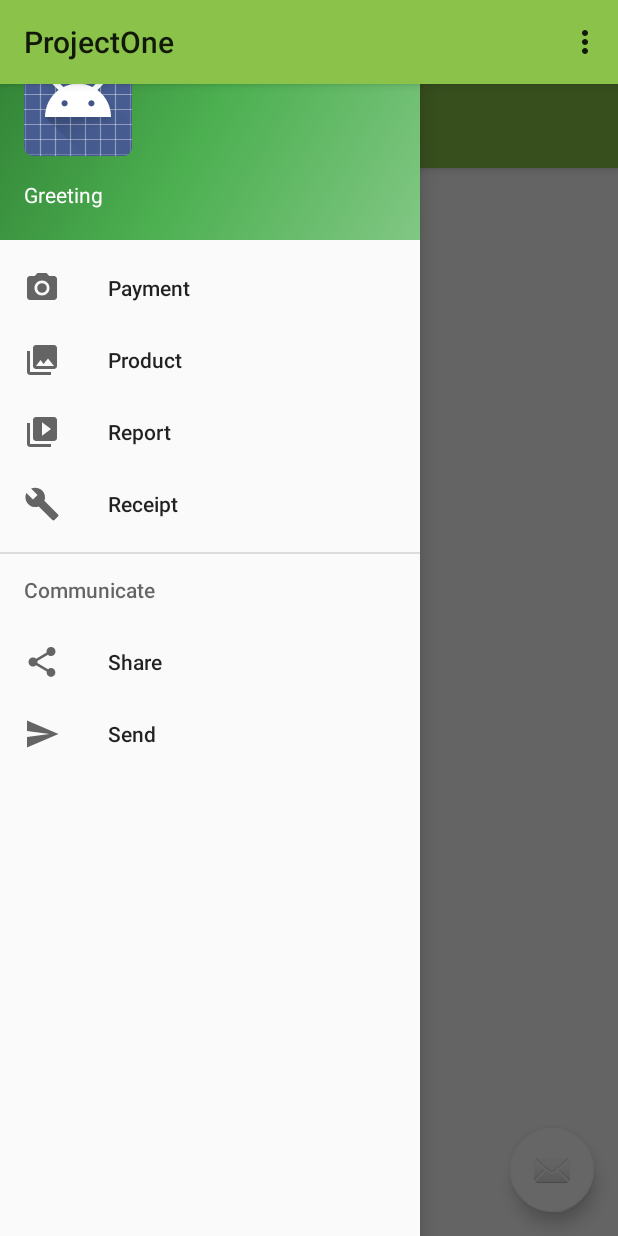
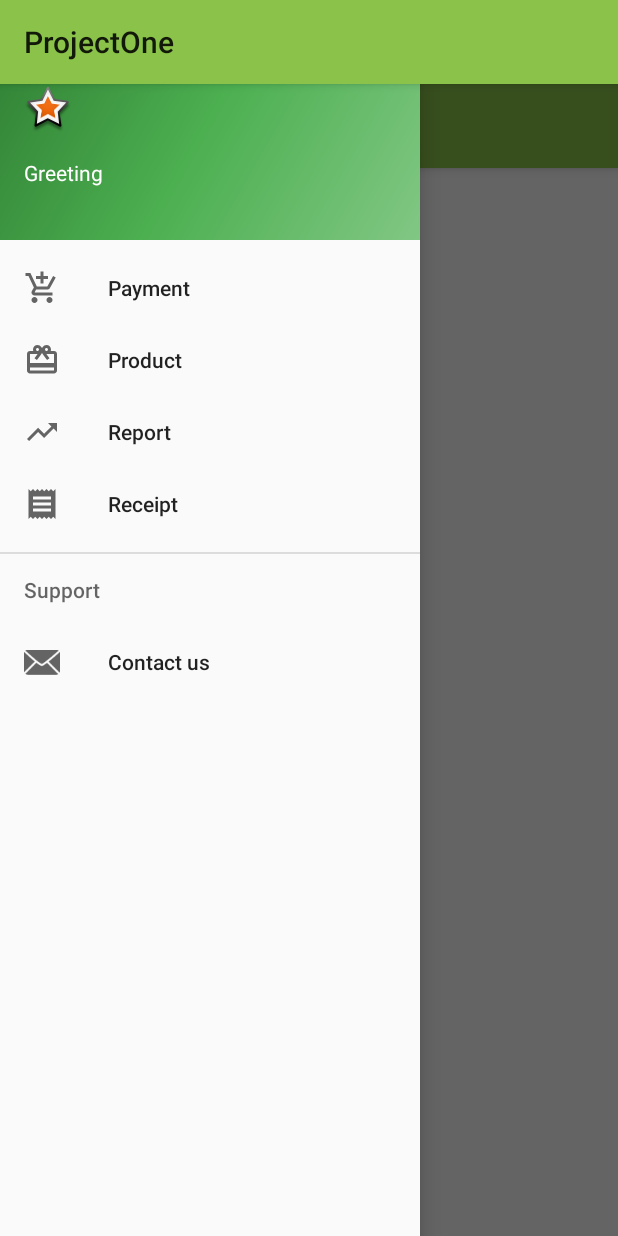
Before and after one commit to mickybigbear/POS_ON_Mobile, an Android app: the MainActivity screen opened directly, with no data from a screen before it, with the side drawer open, on a phone screen of 412 x 824 dp. Run offline under Robolectric (Android 15) with nearby library versions, the phone set to English and light mode, and no system bars; libraries missing offline, so code that uses them is left out: com.loopj.android, cz.msebera.android; 2 statements that could not run were skipped.

Commit message:
-Remove fab button & option menu -Edit detail on Nav drawer

```diff
--- a/app/src/main/java/com/example/sin/projectone/main/MainActivity.java
+++ b/app/src/main/java/com/example/sin/projectone/main/MainActivity.java
@@ -1,16 +1,12 @@
 package com.example.sin.projectone.main;
 
-import android.app.ActionBar;
 import android.app.Fragment;
 import android.app.FragmentManager;
 import android.app.FragmentTransaction;
 import android.content.Intent;
 import android.os.Bundle;
 import android.os.Handler;
-import android.support.design.widget.FloatingActionButton;
 import android.support.design.widget.NavigationView;
-import android.support.design.widget.Snackbar;
-
 import android.support.v4.view.GravityCompat;
 import android.support.v4.widget.DrawerLayout;
 import android.support.v7.app.ActionBarDrawerToggle;
@@ -19,12 +15,11 @@ import android.support.v7.widget.Toolbar;
 import android.view.Menu;
 import android.view.MenuItem;
 import android.view.View;
+import android.widget.TextView;
 import android.widget.Toast;
-import android.widget.TextView;
 
 import com.example.sin.projectone.Constant;
 import com.example.sin.projectone.HttpUtilsAsync;
-import com.example.sin.projectone.MainNav;
 import com.example.sin.projectone.ProductDBHelper;
 import com.example.sin.projectone.R;
 import com.example.sin.projectone.WebService;
@@ -53,15 +48,14 @@ public class MainActivity extends AppCompatActivity
         setContentView(R.layout.activity_main);
         Toolbar toolbar = (Toolbar) findViewById(R.id.toolbar);
         setSupportActionBar(toolbar);
-
-        FloatingActionButton fab = (FloatingActionButton) findViewById(R.id.fab);
-        fab.setOnClickListener(new View.OnClickListener() {
-            @Override
-            public void onClick(View view) {
-                Snackbar.make(view, "Replace with your own action", Snackbar.LENGTH_LONG)
-                        .setAction("Action", null).show();
-            }
-        });
+//        FloatingActionButton fab = (FloatingActionButton) findViewById(fab);
+//        fab.setOnClickListener(new View.OnClickListener() {
+//            @Override
+//            public void onClick(View view) {
+//                Snackbar.make(view, "Replace with your own action", Snackbar.LENGTH_LONG)
+//                        .setAction("Action", null).show();
+//            }
+//        });
 
         DrawerLayout drawer = (DrawerLayout) findViewById(R.id.drawer_layout);
         ActionBarDrawerToggle toggle = new ActionBarDrawerToggle(
@@ -161,10 +155,8 @@ public class MainActivity extends AppCompatActivity
             newFragment = new com.example.sin.projectone.report.Container();
         } else if (id == R.id.nav_receipt) {
             newFragment = new com.example.sin.projectone.receipt.Container();
-        } else if (id == R.id.nav_share) {
-
-        } else if (id == R.id.nav_send) {
-
+        } else if (id == R.id.nav_contact) {
+            newFragment = new com.example.sin.projectone.help.Main();
         }
         if(newFragment!=null){
             FragmentTransaction fragmentTransaction = fragmentManager.beginTransaction();
--- /dev/null
+++ b/app/src/main/res/drawable/ic_account_circle_black_24dp.xml
@@ -0,0 +1,9 @@
+<vector xmlns:android="http://schemas.android.com/apk/res/android"
+        android:width="24dp"
+        android:height="24dp"
+        android:viewportWidth="24.0"
+        android:viewportHeight="24.0">
+    <path
+        android:fillColor="#FF000000"
+        android:pathData="M12,2C6.48,2 2,6.48 2,12s4.48,10 10,10 10,-4.48 10,-10S17.52,2 12,2zM12,5c1.66,0 3,1.34 3,3s-1.34,3 -3,3 -3,-1.34 -3,-3 1.34,-3 3,-3zM12,19.2c-2.5,0 -4.71,-1.28 -6,-3.22 0.03,-1.99 4,-3.08 6,-3.08 1.99,0 5.97,1.09 6,3.08 -1.29,1.94 -3.5,3.22 -6,3.22z"/>
+</vector>
--- /dev/null
+++ b/app/src/main/res/drawable/ic_add_shopping_cart_black_24dp.xml
@@ -0,0 +1,9 @@
+<vector xmlns:android="http://schemas.android.com/apk/res/android"
+        android:width="24dp"
+        android:height="24dp"
+        android:viewportWidth="24.0"
+        android:viewportHeight="24.0">
+    <path
+        android:fillColor="#FF000000"
+        android:pathData="M11,9h2L13,6h3L16,4h-3L13,1h-2v3L8,4v2h3v3zM7,18c-1.1,0 -1.99,0.9 -1.99,2S5.9,22 7,22s2,-0.9 2,-2 -0.9,-2 -2,-2zM17,18c-1.1,0 -1.99,0.9 -1.99,2s0.89,2 1.99,2 2,-0.9 2,-2 -0.9,-2 -2,-2zM7.17,14.75l0.03,-0.12 0.9,-1.63h7.45c0.75,0 1.41,-0.41 1.75,-1.03l3.86,-7.01L19.42,4h-0.01l-1.1,2 -2.76,5L8.53,11l-0.13,-0.27L6.16,6l-0.95,-2 -0.94,-2L1,2v2h2l3.6,7.59 -1.35,2.45c-0.16,0.28 -0.25,0.61 -0.25,0.96 0,1.1 0.9,2 2,2h12v-2L7.42,15c-0.13,0 -0.25,-0.11 -0.25,-0.25z"/>
+</vector>
--- /dev/null
+++ b/app/src/main/res/drawable/ic_receipt_black_24dp.xml
@@ -0,0 +1,9 @@
+<vector xmlns:android="http://schemas.android.com/apk/res/android"
+        android:width="24dp"
+        android:height="24dp"
+        android:viewportWidth="24.0"
+        android:viewportHeight="24.0">
+    <path
+        android:fillColor="#FF000000"
+        android:pathData="M18,17L6,17v-2h12v2zM18,13L6,13v-2h12v2zM18,9L6,9L6,7h12v2zM3,22l1.5,-1.5L6,22l1.5,-1.5L9,22l1.5,-1.5L12,22l1.5,-1.5L15,22l1.5,-1.5L18,22l1.5,-1.5L21,22L21,2l-1.5,1.5L18,2l-1.5,1.5L15,2l-1.5,1.5L12,2l-1.5,1.5L9,2 7.5,3.5 6,2 4.5,3.5 3,2v20z"/>
+</vector>
--- /dev/null
+++ b/app/src/main/res/drawable/ic_redeem_black_24dp.xml
@@ -0,0 +1,9 @@
+<vector xmlns:android="http://schemas.android.com/apk/res/android"
+        android:width="24dp"
+        android:height="24dp"
+        android:viewportWidth="24.0"
+        android:viewportHeight="24.0">
+    <path
+        android:fillColor="#FF000000"
+        android:pathData="M20,6h-2.18c0.11,-0.31 0.18,-0.65 0.18,-1 0,-1.66 -1.34,-3 -3,-3 -1.05,0 -1.96,0.54 -2.5,1.35l-0.5,0.67 -0.5,-0.68C10.96,2.54 10.05,2 9,2 7.34,2 6,3.34 6,5c0,0.35 0.07,0.69 0.18,1L4,6c-1.11,0 -1.99,0.89 -1.99,2L2,19c0,1.11 0.89,2 2,2h16c1.11,0 2,-0.89 2,-2L22,8c0,-1.11 -0.89,-2 -2,-2zM15,4c0.55,0 1,0.45 1,1s-0.45,1 -1,1 -1,-0.45 -1,-1 0.45,-1 1,-1zM9,4c0.55,0 1,0.45 1,1s-0.45,1 -1,1 -1,-0.45 -1,-1 0.45,-1 1,-1zM20,19L4,19v-2h16v2zM20,14L4,14L4,8h5.08L7,10.83 8.62,12 11,8.76l1,-1.36 1,1.36L15.38,12 17,10.83 14.92,8L20,8v6z"/>
+</vector>
--- /dev/null
+++ b/app/src/main/res/drawable/ic_trending_up_black_24dp.xml
@@ -0,0 +1,9 @@
+<vector xmlns:android="http://schemas.android.com/apk/res/android"
+        android:width="24dp"
+        android:height="24dp"
+        android:viewportWidth="24.0"
+        android:viewportHeight="24.0">
+    <path
+        android:fillColor="#FF000000"
+        android:pathData="M16,6l2.29,2.29 -4.88,4.88 -4,-4L2,16.59 3.41,18l6,-6 4,4 6.3,-6.29L22,12V6z"/>
+</vector>
--- a/app/src/main/res/layout/app_bar_main.xml
+++ b/app/src/main/res/layout/app_bar_main.xml
@@ -25,13 +25,13 @@
     <include layout="@layout/content_main" />
 
 
-
     <android.support.design.widget.FloatingActionButton
         android:id="@+id/fab"
         android:layout_width="wrap_content"
         android:layout_height="wrap_content"
         android:layout_gravity="bottom|end"
         android:layout_margin="@dimen/fab_margin"
+        android:visibility="gone"
         app:srcCompat="@android:drawable/ic_dialog_email" />
 
 </android.support.design.widget.CoordinatorLayout>
--- a/app/src/main/res/layout/fragment_help_main.xml
+++ b/app/src/main/res/layout/fragment_help_main.xml
@@ -36,12 +36,12 @@
                 android:textAlignment="center" />
 
             <TextView
-                android:paddingTop="28dp"
-                android:paddingBottom="28dp"
-                android:text="thamnongsin.sinz@mail.kmutt.ac.th"
+                android:id="@+id/label_product_name"
                 android:layout_width="match_parent"
                 android:layout_height="wrap_content"
-                android:id="@+id/label_product_name"
+                android:paddingBottom="28dp"
+                android:paddingTop="28dp"
+                android:text="EXAMPLE@MAIL.KMUTT.AC.TH"
                 android:textAlignment="center"
                 android:textAllCaps="true" />
         </LinearLayout>
--- a/app/src/main/res/layout/nav_header_main.xml
+++ b/app/src/main/res/layout/nav_header_main.xml
@@ -17,7 +17,7 @@
         android:layout_width="wrap_content"
         android:layout_height="wrap_content"
         android:paddingTop="@dimen/nav_header_vertical_spacing"
-        app:srcCompat="@android:drawable/sym_def_app_icon" />
+        app:srcCompat="@android:drawable/star_big_on" />
 
     <TextView
         android:layout_width="match_parent"
--- a/app/src/main/res/menu/activity_main_drawer.xml
+++ b/app/src/main/res/menu/activity_main_drawer.xml
@@ -4,32 +4,28 @@
     <group android:checkableBehavior="single">
         <item
             android:id="@+id/nav_payment"
-            android:icon="@drawable/ic_menu_camera"
+            android:icon="@drawable/ic_add_shopping_cart_black_24dp"
             android:title="Payment" />
         <item
             android:id="@+id/nav_product"
-            android:icon="@drawable/ic_menu_gallery"
+            android:icon="@drawable/ic_redeem_black_24dp"
             android:title="Product" />
         <item
             android:id="@+id/nav_report"
-            android:icon="@drawable/ic_menu_slideshow"
+            android:icon="@drawable/ic_trending_up_black_24dp"
             android:title="Report" />
         <item
             android:id="@+id/nav_receipt"
-            android:icon="@drawable/ic_menu_manage"
+            android:icon="@drawable/ic_receipt_black_24dp"
             android:title="Receipt" />
     </group>
 
-    <item android:title="Communicate">
+    <item android:title="Support">
         <menu>
             <item
-                android:id="@+id/nav_share"
-                android:icon="@drawable/ic_menu_share"
-                android:title="Share" />
-            <item
-                android:id="@+id/nav_send"
-                android:icon="@drawable/ic_menu_send"
-                android:title="Send" />
+                android:id="@+id/nav_contact"
+                android:icon="@android:drawable/ic_dialog_email"
+                android:title="Contact us" />
         </menu>
     </item>
 
--- a/app/src/main/res/menu/main.xml
+++ b/app/src/main/res/menu/main.xml
@@ -5,5 +5,6 @@
         android:id="@+id/action_settings"
         android:orderInCategory="100"
         android:title="Setting"
+        android:visible="false"
         app:showAsAction="never" />
 </menu>
```
